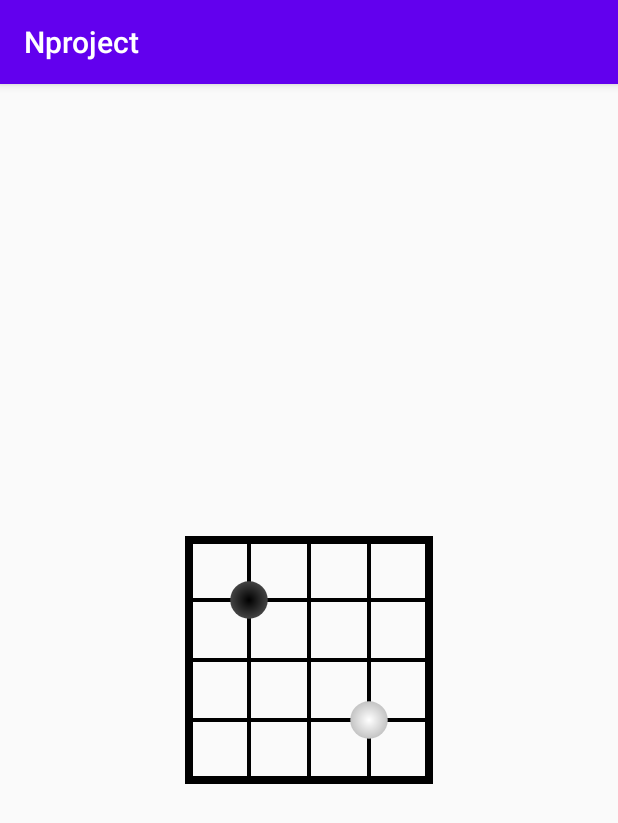
After one commit to Neoqee/Nproject, an Android app: the WeiqiActivity screen opened directly, with no data from a screen before it, on a phone screen of 412 x 824 dp. The commit adds this screen. Shown: the top 823 px of the screen. Run offline under Robolectric (Android 15) with nearby library versions, the phone set to English and light mode, and no system bars.

Commit message:
提交其他模块

```diff
--- a/app/build.gradle
+++ b/app/build.gradle
@@ -71,4 +71,5 @@ dependencies {
     implementation "androidx.camera:camera-view:1.0.0-alpha22"
 
     implementation project(":barcodescan")
+    implementation project(":viewmodule")
 }
--- a/app/src/main/java/com/neoqee/app/MainActivity.kt
+++ b/app/src/main/java/com/neoqee/app/MainActivity.kt
@@ -5,6 +5,7 @@ import androidx.appcompat.app.AppCompatActivity
 import android.os.Bundle
 import android.widget.Button
 import com.neoqee.barcodescan.BarcodeScanningActivity
+import com.neoqee.viewmodule.CustomViewActivity
 import dagger.hilt.android.AndroidEntryPoint
 
 @AndroidEntryPoint
@@ -20,5 +21,9 @@ class MainActivity : AppCompatActivity() {
             }
         }
 
+        Intent(this,CustomViewActivity::class.java).apply {
+            startActivity(this)
+        }
+
     }
 }
--- a/settings.gradle
+++ b/settings.gradle
@@ -1,3 +1,4 @@
 rootProject.name='Nproject'
 include ':app'
 include ':barcodescan'
+include ':viewmodule'
--- /dev/null
+++ b/viewmodule/src/main/java/com/neoqee/viewmodule/WeiqiActivity.kt
@@ -0,0 +1,18 @@
+package com.neoqee.viewmodule
+
+import androidx.appcompat.app.AppCompatActivity
+import android.os.Bundle
+import android.util.Log
+
+class WeiqiActivity : AppCompatActivity() {
+
+    override fun onCreate(savedInstanceState: Bundle?) {
+        super.onCreate(savedInstanceState)
+        setContentView(R.layout.activity_weiqi)
+        val weiqiView = findViewById<WeiqiView>(R.id.weiqiView)
+        weiqiView.setOnClickListener {
+            Log.i("Neoqee","dianji")
+            weiqiView.startAnimation()
+        }
+    }
+}
--- /dev/null
+++ b/viewmodule/src/main/java/com/neoqee/viewmodule/WeiqiView.kt
@@ -0,0 +1,199 @@
+package com.neoqee.viewmodule
+
+import android.animation.AnimatorSet
+import android.animation.ObjectAnimator
+import android.animation.TypeEvaluator
+import android.animation.ValueAnimator
+import android.content.Context
+import android.graphics.*
+import android.graphics.drawable.ShapeDrawable
+import android.graphics.drawable.shapes.OvalShape
+import android.util.AttributeSet
+import android.util.Log
+import android.view.View
+
+class WeiqiView : View, ValueAnimator.AnimatorUpdateListener {
+
+    private var mWidth = 0
+    private var mHeight = 0
+    private var useWidth = 0
+    private var minWidth = 0f
+
+    private var ball: ShapeHolder? = null
+    private var ball1: ShapeHolder? = null
+    private var ballHolder: QiziXYHolder? = null
+    private var ballHolder1: QiziXYHolder? = null
+
+    private var leftColor = Color.BLACK
+    private var rightColor = Color.WHITE
+    private var qipanColor = Color.BLACK
+
+    private var bounceAnim: ValueAnimator? = null
+    private var bounceAnim1: ValueAnimator? = null
+
+    constructor(context: Context) : super(context) {}
+
+    constructor(context: Context, attr: AttributeSet) : super(context, attr) {}
+
+    override fun onDraw(canvas: Canvas?) {
+        super.onDraw(canvas)
+        val paint: Paint = Paint().apply {
+            color = Color.BLACK
+            style = Paint.Style.FILL
+            strokeWidth = 4f
+            isAntiAlias = true
+        }
+        canvas?.apply {
+            minWidth = (useWidth / 10).toFloat()
+            paint.color = qipanColor
+            if (ball == null) {
+                ball = createBall(minWidth * 3, minWidth * 3, leftColor)
+                ballHolder = QiziXYHolder(ball!!)
+            }
+            if (ball1 == null) {
+                ball1 = createBall(minWidth * 7, minWidth * 7, rightColor)
+                ballHolder1 = QiziXYHolder(ball1!!)
+            }
+            // 画棋盘
+            drawLine(minWidth, minWidth * 3, 9 * minWidth, minWidth * 3, paint)
+            drawLine(minWidth, minWidth * 5, 9 * minWidth, minWidth * 5, paint)
+            drawLine(minWidth, minWidth * 7, 9 * minWidth, minWidth * 7, paint)
+
+            drawLine(minWidth * 3, minWidth, minWidth * 3, 9 * minWidth, paint)
+            drawLine(minWidth * 5, minWidth, minWidth * 5, 9 * minWidth, paint)
+            drawLine(minWidth * 7, minWidth, minWidth * 7, 9 * minWidth, paint)
+
+            paint.strokeWidth = 8f
+
+            drawLine(minWidth, minWidth, minWidth * 9, minWidth, paint)
+            drawLine(minWidth, minWidth * 9, minWidth * 9, minWidth * 9, paint)
+
+            drawLine(minWidth, minWidth, minWidth, minWidth * 9, paint)
+            drawLine(minWidth * 9, minWidth, minWidth * 9, minWidth * 9, paint)
+
+            drawPoint(minWidth, minWidth, paint)
+            drawPoint(minWidth, minWidth * 9, paint)
+            drawPoint(minWidth * 9, minWidth, paint)
+            drawPoint(minWidth * 9, minWidth * 9, paint)
+
+            save()
+            canvas.translate(ball!!.x, ball!!.y)
+            ball!!.shape?.draw(this)
+            restore()
+
+            save()
+            canvas.translate(ball1!!.x, ball1!!.y)
+            ball1!!.shape?.draw(this)
+            restore()
+        }
+    }
+
+    override fun onSizeChanged(w: Int, h: Int, oldw: Int, oldh: Int) {
+        super.onSizeChanged(w, h, oldw, oldh)
+        mWidth = w
+        mHeight = h
+        useWidth = if (mWidth <= mHeight) mWidth else mHeight
+    }
+
+    private fun createBall(x: Float, y: Float, color: Int): ShapeHolder {
+        val circle = OvalShape()
+        circle.resize(useWidth / 8f, useWidth / 8f)
+        val drawable = ShapeDrawable(circle)
+        val shapeHolder = ShapeHolder(drawable)
+        shapeHolder.x = x - useWidth / 16f
+        shapeHolder.y = y - useWidth / 16f
+        val paint = drawable.paint
+        paint.color = color
+        val gradient = RadialGradient(
+            useWidth / 16f, useWidth / 16f,
+            useWidth / 8f, color, Color.GRAY, Shader.TileMode.CLAMP
+        )
+        paint.shader = gradient
+        shapeHolder.paint = paint
+        return shapeHolder
+    }
+
+    private fun createAnimation() {
+        if (bounceAnim == null) {
+            val lstartXY = XYHolder(minWidth * 3 - minWidth / 16f, minWidth * 3 - minWidth / 16f)
+            val processXY = XYHolder(minWidth * 7 - minWidth / 16f, minWidth * 3 - minWidth / 16f)
+            val lendXY = XYHolder(minWidth * 7 - minWidth / 16f, minWidth * 7 - minWidth / 16f)
+            bounceAnim = ObjectAnimator.ofObject(
+                ballHolder, "xY", XYEvaluator(),
+                lstartXY, processXY, lendXY, lstartXY
+            )
+            bounceAnim!!.apply {
+                duration = 2000L
+                repeatCount = ObjectAnimator.INFINITE
+                repeatMode = ObjectAnimator.RESTART
+                addUpdateListener(this@WeiqiView)
+            }
+        }
+        if (bounceAnim1 == null) {
+            val lstartXY = XYHolder(minWidth * 7 - minWidth / 16f, minWidth * 7 - minWidth / 16f)
+            val processXY = XYHolder(minWidth * 3 - minWidth / 16f, minWidth * 7 - minWidth / 16f)
+            val lendXY = XYHolder(minWidth * 3 - minWidth / 16f, minWidth * 3 - minWidth / 16f)
+            bounceAnim1 = ObjectAnimator.ofObject(
+                ballHolder1, "xY", XYEvaluator(),
+                lstartXY, processXY, lendXY, lstartXY
+            )
+            bounceAnim1!!.apply {
+                duration = 2000L
+                repeatCount = ObjectAnimator.INFINITE
+                repeatMode = ObjectAnimator.RESTART
+                addUpdateListener(this@WeiqiView)
+            }
+        }
+    }
+
+    override fun onAnimationUpdate(p0: ValueAnimator?) {
+        invalidate()
+    }
+
+    fun startAnimation() {
+        Log.i("Neoqee", "开始动画")
+        createAnimation()
+        val animatorSet = AnimatorSet()
+        animatorSet.play(bounceAnim).with(bounceAnim1)
+        animatorSet.start()
+    }
+
+}
+
+class ShapeHolder(var shape: ShapeDrawable) {
+    var x = 0f
+    var y = 0f
+
+    //    var shape: ShapeDrawable? = null
+    var color = 0
+    var gradient: RadialGradient? = null
+    var alpha = 1f
+    var paint: Paint? = null
+}
+
+class QiziXYHolder(var mBall: ShapeHolder) {
+    fun setXY(ball: XYHolder ) {
+        mBall.x = ball.x
+        mBall.y = ball.y
+    }
+
+    fun getXY(): XYHolder {
+        return XYHolder(mBall.x, mBall.y)
+    }
+}
+
+data class XYHolder(var x: Float, var y: Float) {
+
+}
+
+class XYEvaluator : TypeEvaluator<Any> {
+    override fun evaluate(p0: Float, p1: Any?, p2: Any?): Any {
+        val startXY = p1!! as XYHolder
+        val endXY = p2!! as XYHolder
+        return XYHolder(
+            startXY.x + p0 * (endXY.x - startXY.x),
+            startXY.y + p0 * (endXY.y - startXY.y)
+        )
+    }
+
+}
--- /dev/null
+++ b/viewmodule/src/main/res/layout/activity_weiqi.xml
@@ -0,0 +1,19 @@
+<?xml version="1.0" encoding="utf-8"?>
+<androidx.constraintlayout.widget.ConstraintLayout xmlns:android="http://schemas.android.com/apk/res/android"
+    xmlns:app="http://schemas.android.com/apk/res-auto"
+    xmlns:tools="http://schemas.android.com/tools"
+    android:layout_width="match_parent"
+    android:layout_height="match_parent"
+    tools:context=".WeiqiActivity">
+
+    <com.neoqee.viewmodule.WeiqiView
+        android:layout_width="200dp"
+        android:layout_height="200dp"
+        android:id="@+id/weiqiView"
+        app:layout_constraintTop_toTopOf="parent"
+        app:layout_constraintStart_toStartOf="parent"
+        app:layout_constraintBottom_toBottomOf="parent"
+        app:layout_constraintEnd_toEndOf="parent"
+        />
+
+</androidx.constraintlayout.widget.ConstraintLayout>
--- /dev/null
+++ b/viewmodule/src/main/res/values/strings.xml
@@ -0,0 +1 @@
+<resources></resources>
```
Also changed, not shown: viewmodule/build.gradle (added, +39 -0 lines), viewmodule/src/main/AndroidManifest.xml (added, +11 -0 lines), viewmodule/src/main/java/com/neoqee/viewmodule/CustomViewActivity.kt (added, +27 -0 lines), viewmodule/src/main/java/com/neoqee/viewmodule/TaijiActivity.kt (added, +30 -0 lines), viewmodule/src/main/java/com/neoqee/viewmodule/TaijiView.kt (added, +87 -0 lines), viewmodule/src/main/res/layout/activity_custom_view.xml (added, +25 -0 lines), viewmodule/src/main/res/layout/activity_taiji.xml (added, +19 -0 lines), 6 other files.
